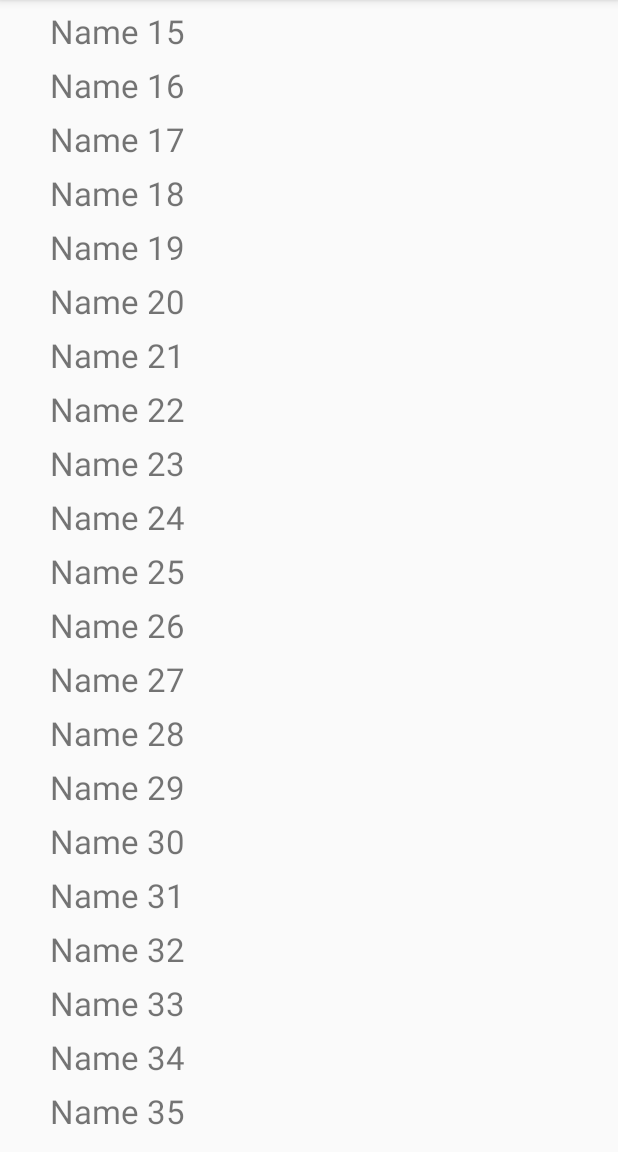
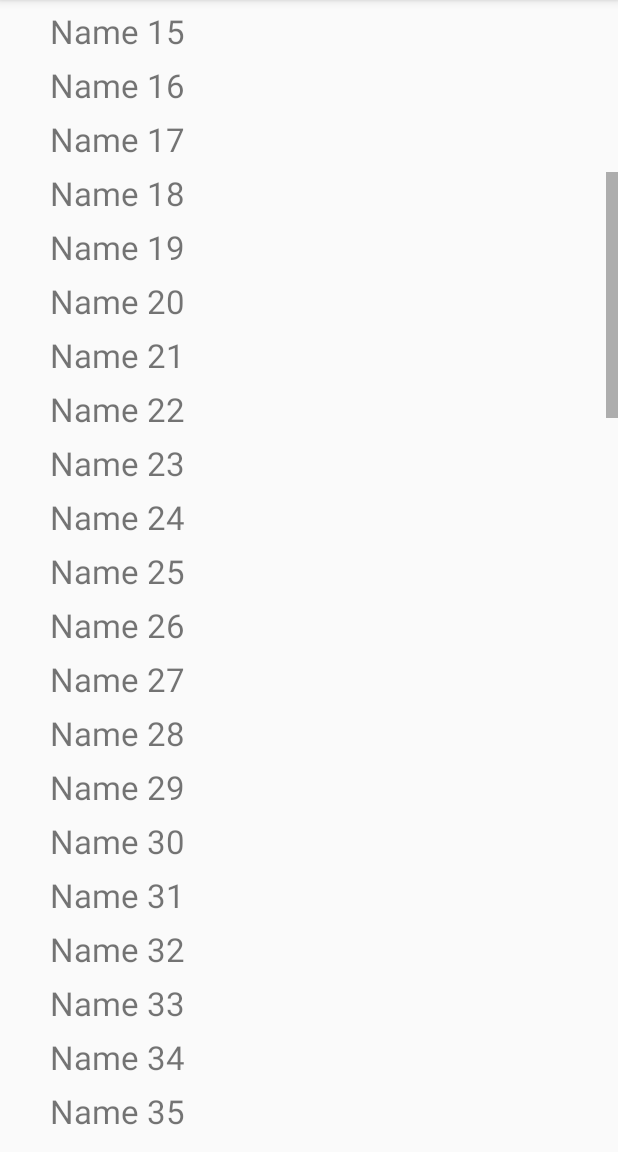
Before and after one commit to Udemy-The-Complete-Android-Dev-Course/S5-RecyclerView-Demo, an Android app: the screen it shows after launch (MainActivity), scrolled down 537 dp, on a phone screen of 412 x 824 dp, the part 84-1236 px from its top. Run offline under Robolectric (Android 15) with nearby library versions, the phone set to English and light mode, and no system bars.

Commit message:
Add a scrollbar.

```diff
--- a/app/src/main/res/layout/activity_main.xml
+++ b/app/src/main/res/layout/activity_main.xml
@@ -10,6 +10,10 @@
         android:id="@+id/listView"
         android:layout_width="0dp"
         android:layout_height="0dp"
+        android:scrollbarAlwaysDrawVerticalTrack="false"
+        android:scrollbarDefaultDelayBeforeFade="1500"
+        android:scrollbarSize="8dp"
+        android:scrollbars="vertical"
         app:layout_constraintBottom_toBottomOf="parent"
         app:layout_constraintEnd_toEndOf="parent"
         app:layout_constraintStart_toStartOf="parent"
```
